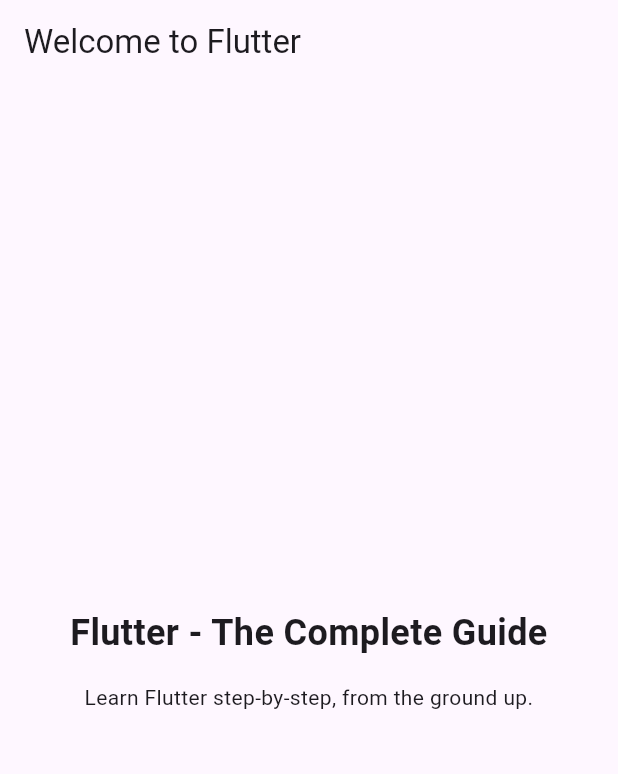
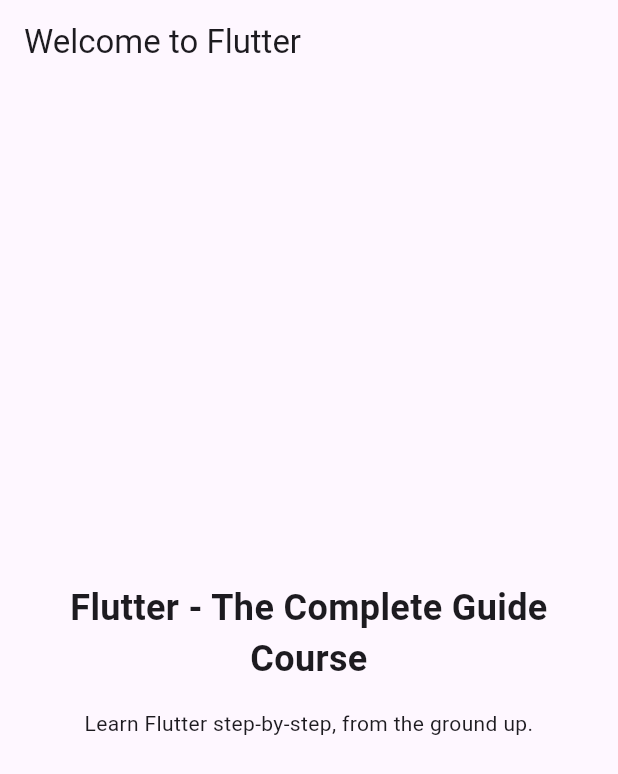
Before and after one commit to kylamurakami/CSIT284-Dacula, a Flutter app: the screen it shows after launch, on a phone screen of 412 x 824 dp. Shown: the top 774 px of the screen. Run offline on Flutter 3.47's test engine with Material 3 defaults, Android fonts, the phone set to English and light mode, and no system bars.

Commit message:
Update app text

```diff
--- a/quiz_app/lib/main.dart
+++ b/quiz_app/lib/main.dart
@@ -4,11 +4,20 @@
   runApp(const MyApp());
 }
 
+// With Flutter, you create user interfaces by combining "widgets"
+// You'll learn all about them (and much more) throughout this course!
 class MyApp extends StatelessWidget {
   const MyApp({super.key});
 
+  // Every custom widget must have a build() method
+  // It tells Flutter, which widgets make up your custom widget
+  // Again: You'll learn all about that throughout the course!
   @override
   Widget build(BuildContext context) {
+    // Below, a bunch of built-in widgets are used (provided by Flutter)
+    // They will be explained in the next sections
+    // In this course, you will, of course, not just use them a lot but
+    // also learn about many other widgets!
     return MaterialApp(
       title: 'Flutter First App',
       theme: ThemeData(useMaterial3: true),
@@ -24,7 +33,7 @@
             crossAxisAlignment: CrossAxisAlignment.center,
             children: const [
               Text(
-                'Flutter - The Complete Guide',
+                'Flutter - The Complete Guide Course',
                 textAlign: TextAlign.center,
                 style: TextStyle(
                   fontSize: 24,
```
